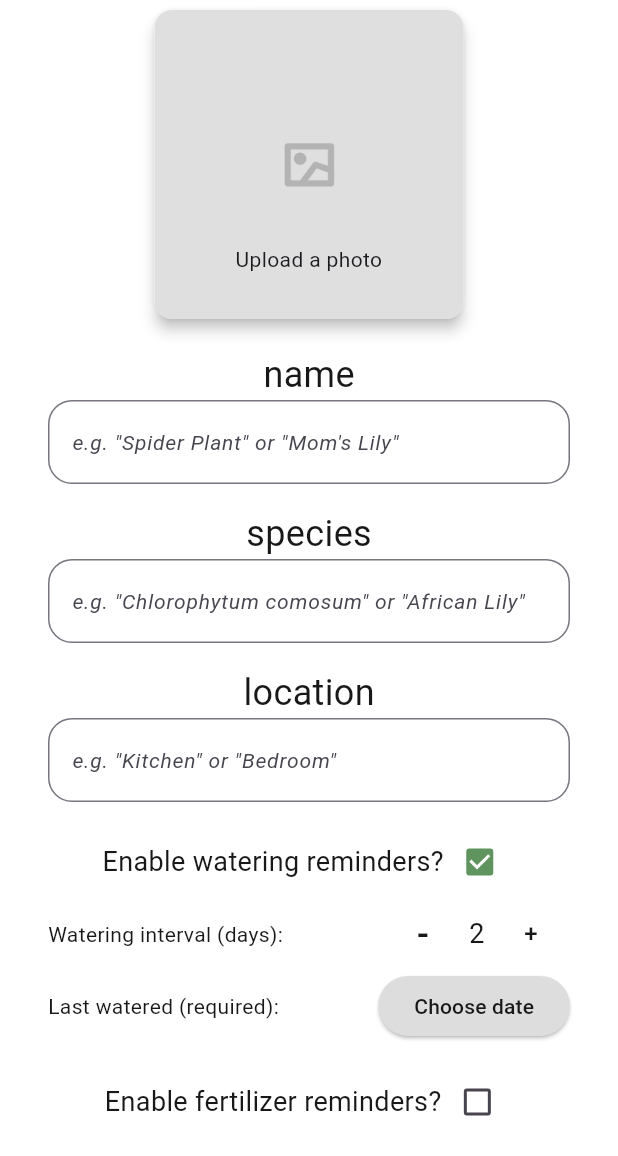
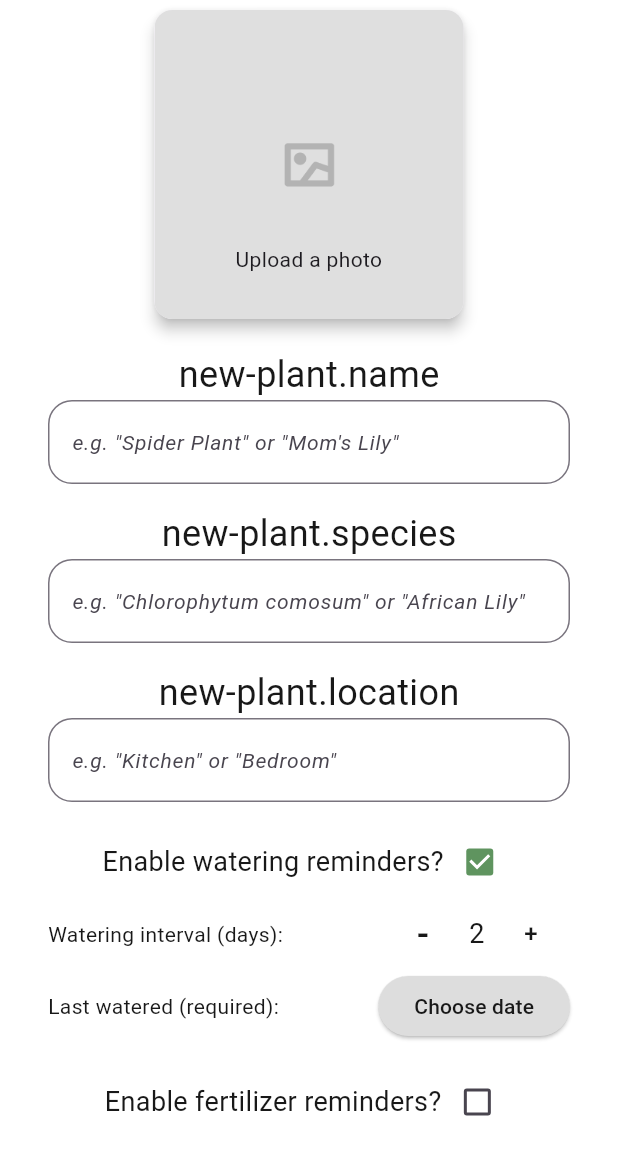
Before and after one commit to robjvan/la_mobile, a Flutter app: the AddPlantPage screen opened by its route, on a phone screen of 412 x 824 dp, the part 80-1236 px from its top. Run offline on Flutter 3.47's test engine with Material 3 defaults, Android fonts, the phone set to English and light mode, and no system bars; our stand-ins replace appwrite, cached_network_image, camera, custom_refresh_indicator, flutter_speed_dial, get and 3 more; missing offline and left inert: enum_to_string, image_picker_platform_interface; accounts and stored records are empty; network calls fail.

```diff
--- a/lib/pages/add_plant_page/add_plant.page.dart
+++ b/lib/pages/add_plant_page/add_plant.page.dart
@@ -208,7 +208,9 @@ class _AddPlantPageState extends State<AddPlantPage> {
                     ? int.tryParse(_wateringIntervalController.text)
                     : null,
             lastWateredAt:
-                _wateringReminderEnabled ? _lastWateredAt.toString() : null,
+                _wateringReminderEnabled
+                    ? _lastWateredAt?.toIso8601String()
+                    : null,
             waterAmount: _wateringReminderEnabled ? _waterAmount : null,
             fertilizerAmount:
                 _wateringReminderEnabled ? _fertilizerAmount : null,
@@ -219,7 +221,7 @@ class _AddPlantPageState extends State<AddPlantPage> {
                     : null,
             lastFertilizedAt:
                 _fertilizerReminderEnabled
-                    ? _lastFertilizedAt.toString()
+                    ? _lastFertilizedAt?.toIso8601String()
                     : null,
             humidityPreference:
                 _humidityPreference != null
@@ -239,17 +241,23 @@ class _AddPlantPageState extends State<AddPlantPage> {
 
         AppStateController.setLoadingState(false);
         if (result != null) {
-          // TODO(RV): Add success toast
           Get.back();
+          Get.snackbar(
+            'Sucess'.tr,
+            'The new plant has been added to your collection'.tr,
+            icon: Icon(Icons.check, color: AppColors.green),
+            shouldIconPulse: true,
+            isDismissible: true,
+            duration: Duration(seconds: 2),
+            barBlur: 20,
+          );
         } else {
           // TODO(RV): Add error dialog - "could not create plant record, try again later"
         }
         setState(() => _isUploading = false);
       }
     } on Exception catch (e) {
-      debugPrint(
-        'Failed to create new plant record'.tr, // TODO(RV): Add i18n strings
-      );
+      debugPrint('new-plant.error'.tr);
       print(e);
     }
   }
@@ -362,7 +370,7 @@ class _AddPlantPageState extends State<AddPlantPage> {
 
                 //# Name field
                 LaTextInputField(
-                  label: 'name'.tr, // TODO(RV): Add i18n strings
+                  label: 'new-plant.name'.tr,
                   controller: _nameController,
                   hintText: 'new-plant.name-hint'.tr,
                   validator: (final dynamic val) {
@@ -376,17 +384,15 @@ class _AddPlantPageState extends State<AddPlantPage> {
 
                 //# Species field
                 LaTextInputField(
-                  label: 'species'.tr, // TODO(RV): Add i18n strings
+                  label: 'new-plant.species'.tr,
                   controller: _speciesController,
-                  hintText:
-                      'e.g. "Chlorophytum comosum" or "African Lily"'
-                          .tr, // TODO(RV): Add i18n strings
+                  hintText: 'new-plant.species-hint'.tr,
                 ),
                 const SizedBox(height: 16.0),
 
                 //# Location field
                 LaTextInputField(
-                  label: 'location'.tr, // TODO(RV): Add i18n strings
+                  label: 'new-plant.location'.tr,
                   controller: _locationController,
                   hintText: 'new-plant.location-hint'.tr,
                 ),
@@ -432,7 +438,7 @@ class _AddPlantPageState extends State<AddPlantPage> {
                   controller: _wateringIntervalController,
                 ),
 
-                //# "Last watered" date picker, optional
+                //# "Last watered" date picker, required if reminders are enabled
                 LaDatePicker(
                   label: 'new-plant.last-watered'.tr,
                   variable: _lastWateredAt,
@@ -498,9 +504,7 @@ class _AddPlantPageState extends State<AddPlantPage> {
 
                 //# "Last fertilized" date picker, optional
                 LaDatePicker(
-                  label:
-                      'Last fertilized (optional):'
-                          .tr, // TODO(RV): Add i18n strings
+                  label: 'new-plant.last-fertilized'.tr,
                   variable: _lastFertilizedAt,
                   condition: _fertilizerReminderEnabled,
                   onPressed: () async {
@@ -525,10 +529,11 @@ class _AddPlantPageState extends State<AddPlantPage> {
 
                 //# Soil type field
                 LaTextInputField(
-                  label: 'soil type'.tr,
+                  label: 'new-plant.soil-type'.tr,
                   controller: _soilTypeController,
                   hintText: 'e.g. rocky, or loam',
                 ),
+                const SizedBox(height: 16.0),
 
                 //# Humidity preference 3-way switch
                 LaPreferenceToggle(
@@ -545,7 +550,7 @@ class _AddPlantPageState extends State<AddPlantPage> {
                         break;
                     }
                   },
-                  label: 'Humidity Preference'.tr, // TODO(RV): Add i18n strings
+                  label: 'new-plant.humidity-preference'.tr,
                 ),
                 const SizedBox(height: 16.0),
 
@@ -564,11 +569,9 @@ class _AddPlantPageState extends State<AddPlantPage> {
                         break;
                     }
                   },
-                  label: 'Sunlight Preference'.tr, // TODO(RV): Add i18n strings
+                  label: 'new-plant.sunlight-preference'.tr,
                 ),
                 const SizedBox(height: 24.0),
-
-                // TODO(RV): Add soiltype input field?
 
                 //# Notes field
                 NotesField(
```
